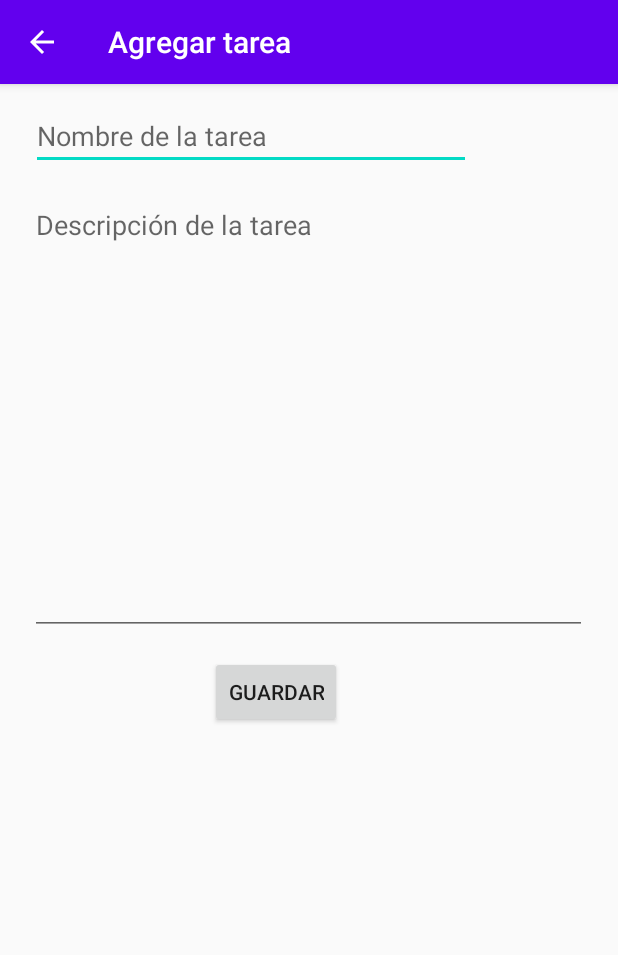
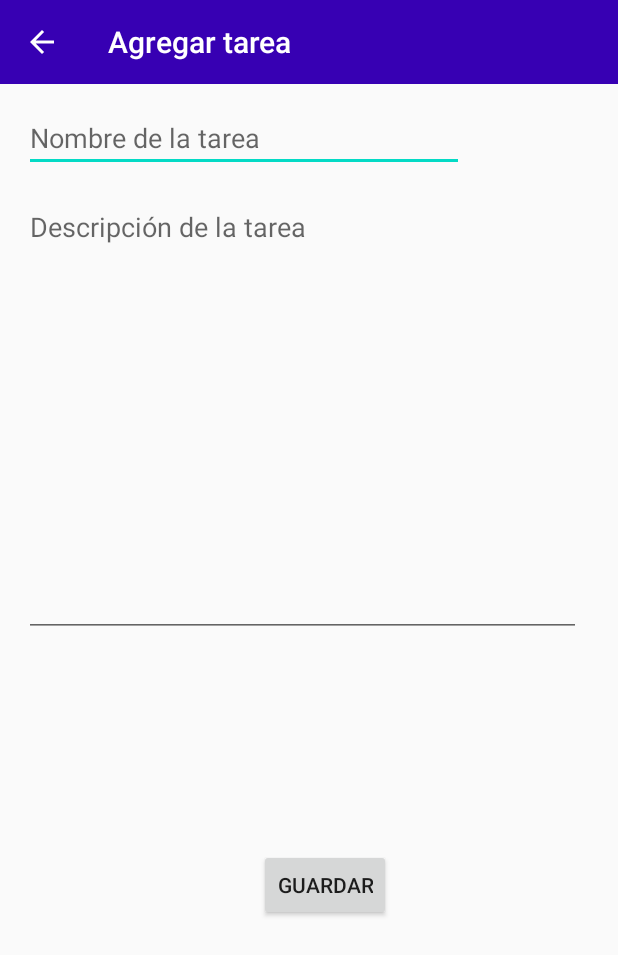
Before and after one commit to mauroalfaro/project-todolist, an Android app: the AddTaskActivity screen opened directly, with no data from a screen before it, on a phone screen of 412 x 824 dp. Shown: the top 955 px of the screen. Run offline under Robolectric (Android 15) with nearby library versions, the phone set to English and light mode, and no system bars.

Commit message:
Bug fix: Make all action bars of the same color theme

```diff
--- a/app/src/main/java/com/alfarosoft/todolistapp/MainActivity.java
+++ b/app/src/main/java/com/alfarosoft/todolistapp/MainActivity.java
@@ -5,7 +5,6 @@ import android.os.Bundle;
 import android.view.MenuItem;
 import android.view.View;
 import android.view.Menu;
-import android.widget.TextView;
 
 import com.alfarosoft.todolistapp.ui.AddTaskActivity;
 import com.alfarosoft.todolistapp.ui.NotificationsActivity;
--- a/app/src/main/java/com/alfarosoft/todolistapp/data/LoginDataSource.java
+++ b/app/src/main/java/com/alfarosoft/todolistapp/data/login/LoginDataSource.java
@@ -1,8 +1,9 @@
-package com.alfarosoft.todolistapp.data;
+package com.alfarosoft.todolistapp.data.login;
 
 import android.widget.EditText;
 
 import com.alfarosoft.todolistapp.R;
+import com.alfarosoft.todolistapp.data.Result;
 import com.alfarosoft.todolistapp.data.model.LoggedInUser;
 
 import java.io.IOException;
--- a/app/src/main/java/com/alfarosoft/todolistapp/data/LoginRepository.java
+++ b/app/src/main/java/com/alfarosoft/todolistapp/data/login/LoginRepository.java
@@ -1,5 +1,6 @@
-package com.alfarosoft.todolistapp.data;
+package com.alfarosoft.todolistapp.data.login;
 
+import com.alfarosoft.todolistapp.data.Result;
 import com.alfarosoft.todolistapp.data.model.LoggedInUser;
 
 /**
--- /dev/null
+++ b/app/src/main/java/com/alfarosoft/todolistapp/data/task/TaskRepository.java
@@ -0,0 +1,4 @@
+package com.alfarosoft.todolistapp.data.task;
+
+public class TaskRepository {
+}
--- a/app/src/main/java/com/alfarosoft/todolistapp/ui/AddTaskActivity.java
+++ b/app/src/main/java/com/alfarosoft/todolistapp/ui/AddTaskActivity.java
@@ -2,6 +2,7 @@ package com.alfarosoft.todolistapp.ui;
 
 import androidx.appcompat.app.ActionBar;
 import androidx.appcompat.app.AppCompatActivity;
+import androidx.appcompat.widget.Toolbar;
 
 import android.os.Bundle;
 
@@ -13,9 +14,11 @@ public class AddTaskActivity extends AppCompatActivity {
     protected void onCreate(Bundle savedInstanceState) {
         super.onCreate(savedInstanceState);
         setContentView(R.layout.activity_add_task);
-        ActionBar actionBar = getSupportActionBar();
-        if (actionBar != null) {
-            actionBar.setDisplayHomeAsUpEnabled(true);
+        Toolbar toolbar = findViewById(R.id.addTaskToolbar);
+        setSupportActionBar(toolbar);
+        if (getSupportActionBar() != null){
+            getSupportActionBar().setDisplayHomeAsUpEnabled(true);
+            getSupportActionBar().setDisplayShowHomeEnabled(true);
         }
     }
 
--- a/app/src/main/java/com/alfarosoft/todolistapp/ui/login/LoginViewModel.java
+++ b/app/src/main/java/com/alfarosoft/todolistapp/ui/login/LoginViewModel.java
@@ -6,7 +6,7 @@ import androidx.lifecycle.ViewModel;
 
 import android.util.Patterns;
 
-import com.alfarosoft.todolistapp.data.LoginRepository;
+import com.alfarosoft.todolistapp.data.login.LoginRepository;
 import com.alfarosoft.todolistapp.data.Result;
 import com.alfarosoft.todolistapp.data.model.LoggedInUser;
 import com.alfarosoft.todolistapp.R;
--- a/app/src/main/java/com/alfarosoft/todolistapp/ui/login/LoginViewModelFactory.java
+++ b/app/src/main/java/com/alfarosoft/todolistapp/ui/login/LoginViewModelFactory.java
@@ -4,8 +4,8 @@ import androidx.lifecycle.ViewModel;
 import androidx.lifecycle.ViewModelProvider;
 import androidx.annotation.NonNull;
 
-import com.alfarosoft.todolistapp.data.LoginDataSource;
-import com.alfarosoft.todolistapp.data.LoginRepository;
+import com.alfarosoft.todolistapp.data.login.LoginDataSource;
+import com.alfarosoft.todolistapp.data.login.LoginRepository;
 
 /**
  * ViewModel provider factory to instantiate LoginViewModel.
--- a/app/src/main/res/layout/activity_add_task.xml
+++ b/app/src/main/res/layout/activity_add_task.xml
@@ -11,31 +11,26 @@
         android:layout_width="293dp"
         android:layout_height="41dp"
         android:layout_marginStart="16dp"
-        android:layout_marginTop="16dp"
-        android:layout_marginEnd="98dp"
-        android:layout_marginBottom="670dp"
+        android:layout_marginTop="17dp"
         android:ems="10"
         android:hint="@string/hint_task_name"
         android:inputType="textPersonName"
-        app:layout_constraintBottom_toBottomOf="parent"
-        app:layout_constraintEnd_toEndOf="parent"
-        app:layout_constraintHorizontal_bias="1.0"
         app:layout_constraintStart_toStartOf="parent"
-        app:layout_constraintTop_toTopOf="parent"
-        app:layout_constraintVertical_bias="0.0" />
+        app:layout_constraintTop_toBottomOf="@+id/addTaskToolbar"
+        tools:ignore="MissingConstraints" />
 
     <Button
         android:id="@+id/buttonSave"
         android:layout_width="wrap_content"
-        android:layout_height="wrap_content"
-        android:layout_marginStart="139dp"
-        android:layout_marginTop="324dp"
-        android:layout_marginEnd="184dp"
+        android:layout_height="48dp"
+        android:layout_marginStart="172dp"
+        android:layout_marginTop="141dp"
+        android:layout_marginEnd="151dp"
         android:text="@string/text_save"
         app:layout_constraintEnd_toEndOf="parent"
-        app:layout_constraintHorizontal_bias="1.0"
         app:layout_constraintStart_toStartOf="parent"
-        app:layout_constraintTop_toBottomOf="@+id/editTextTaskName" />
+        app:layout_constraintTop_toBottomOf="@+id/editTextTaskDescription"
+        tools:ignore="MissingConstraints" />
 
     <EditText
         android:id="@+id/editTextTaskDescription"
@@ -49,9 +44,22 @@
         android:inputType="textMultiLine"
         app:layout_constraintBottom_toTopOf="@+id/buttonSave"
         app:layout_constraintEnd_toEndOf="parent"
-        app:layout_constraintHorizontal_bias="0.487"
+        app:layout_constraintHorizontal_bias="0.4"
         app:layout_constraintStart_toStartOf="parent"
         app:layout_constraintTop_toBottomOf="@+id/editTextTaskName"
-        app:layout_constraintVertical_bias="0.0" />
+        app:layout_constraintVertical_bias="0.04" />
+
+    <androidx.appcompat.widget.Toolbar
+        android:id="@+id/addTaskToolbar"
+        android:layout_width="match_parent"
+        android:layout_height="?attr/actionBarSize"
+        android:background="@color/design_default_color_primary_dark"
+        app:layout_anchor="@+id/appBarLayout"
+        app:layout_anchorGravity="center"
+        app:popupTheme="@style/AppTheme.PopupOverlay"
+        app:theme="@style/ThemeOverlay.AppCompat.Dark.ActionBar"
+        tools:ignore="MissingConstraints"
+        tools:layout_editor_absoluteX="0dp"
+        tools:layout_editor_absoluteY="1dp" />
 
 </androidx.constraintlayout.widget.ConstraintLayout>
--- a/app/src/main/res/layout/app_bar_main.xml
+++ b/app/src/main/res/layout/app_bar_main.xml
@@ -33,6 +33,7 @@
         android:background="@color/design_default_color_primary_dark"
         app:layout_anchor="@+id/appBarLayout"
         app:layout_anchorGravity="center"
+        app:theme="@style/ThemeOverlay.AppCompat.Dark.ActionBar"
         app:popupTheme="@style/AppTheme.PopupOverlay" />
 
 </androidx.coordinatorlayout.widget.CoordinatorLayout>
--- a/app/src/main/res/layout/content_main.xml
+++ b/app/src/main/res/layout/content_main.xml
@@ -12,6 +12,7 @@
         android:name="androidx.navigation.fragment.NavHostFragment"
         android:layout_width="match_parent"
         android:layout_height="match_parent"
+        android:background="#FFFFFF"
         app:defaultNavHost="true"
         app:layout_constraintLeft_toLeftOf="parent"
         app:layout_constraintRight_toRightOf="parent"
```
Also changed, not shown: app/src/main/AndroidManifest.xml (+7 -3 lines), app/src/main/java/com/alfarosoft/todolistapp/data/model/Task.java (added, +40 -0 lines), app/src/main/java/com/alfarosoft/todolistapp/ui/NotificationsActivity.java (+7 -4 lines), app/src/main/java/com/alfarosoft/todolistapp/ui/login/LoginActivity.java (+13 -0 lines), app/src/main/res/layout/activity_login.xml (+11 -4 lines), app/src/main/res/layout/notifications_activity.xml (+18 -3 lines).
